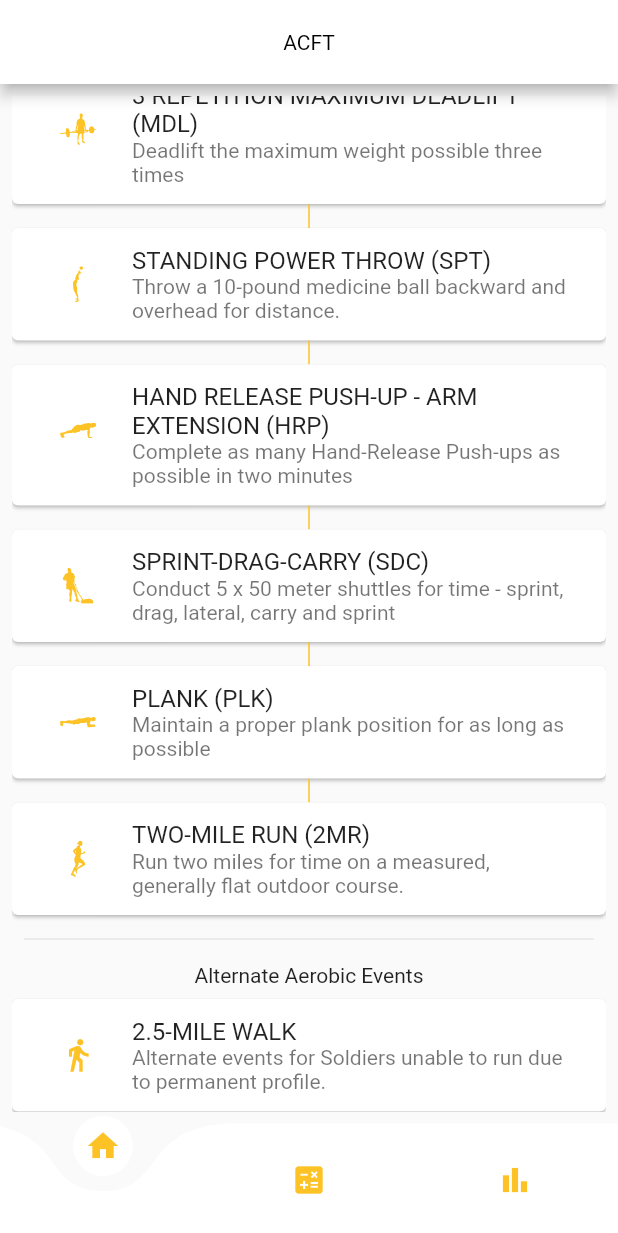
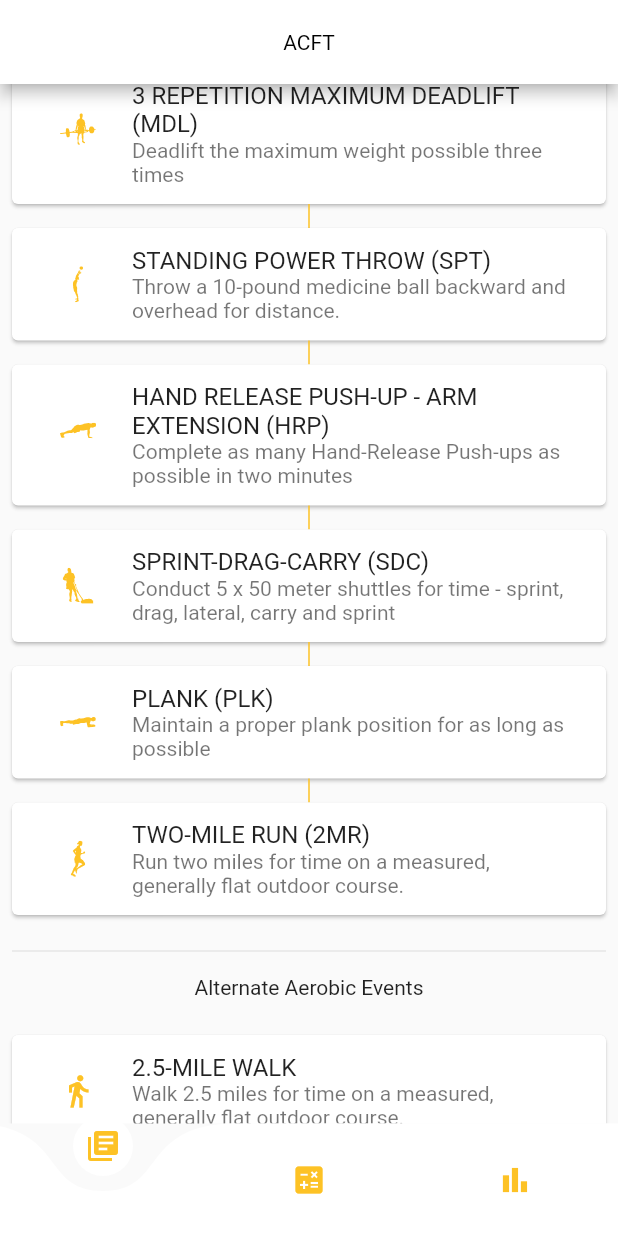
Before and after one commit to flores912/army_combat_fitness_test, a Flutter app: the screen it shows after launch, scrolled down 54 dp, on a phone screen of 412 x 824 dp. Shown: the top 1233 px of the screen. Run offline on Flutter 3.47's test engine with Material 2 defaults, Android fonts, the phone set to English and light mode, and no system bars; drawn by our look-alikes of curved_navigation_bar; our stand-ins replace flutter_svg, get, youtube_player_flutter.

Commit message:
added alt events standards

```diff
--- a/lib/databases/acft_db.dart
+++ b/lib/databases/acft_db.dart
@@ -162,91 +162,112 @@ The plank event is terminated when the Soldier touches the floor with any part o
             'The 2MR assesses the Aerobic Endurance component of fitness. Higher aerobic endurance allows a Soldier to work for long periods of time and to recover more quickly when executing repetitive physical tasks.',
         instructions:
             'The two mile run can be completed on an indoor or outdoor track, or an improved surface such as a road or sidewalk. The 2MR cannot be tested on unimproved terrain. The start and finish line will be near the same location as the test site for the other five test events. Out-and-back or lap track courses are authorized.',
-        safetyTips: '',
+        safetyTips: 'It seems like you have plenty of time to complete the 2MR, especially if you’re comparing it to the APFT standards, but this run is your last of six events, and you’ve done a full-body workout—so don’t take passing it for granted.',
         fitnessComponents: 'Aerobic endurance',
         standardEquipment:
             'Two mile run route on level field, track or running surface',
         videoPath: 'LE6z_Sc9EzU',
         eventImagePath: 'lib/assets/run.svg'),
   ];
-  List<AcftEvent>altAcftEventList=[
+  List<AcftEvent> altAcftEventList = [
     AcftEvent(
         eventName: '2.5-MILE WALK',
+        subtitle:
+            'Walk 2.5 miles for time on a measured, generally flat outdoor course.',
+        description:
+            'The 2.5 mile walk was the newest addition to the ACFT alternate events. The 2.5 Mile walk is for Soldiers who are not able to perform the other alternate events (Row, Bike, or Swim). ',
+        instructions:
+            'The 2.5 mile walk can be completed on an indoor or outdoor track, or an improved surface such as a road or sidewalk. The 2.5 mile walk cannot be tested on unimproved terrain. The start and finish line will be near the same location as the test site for the other events. Out-and-back or lap track courses are authorized.',
+        safetyTips: '',
+        fitnessComponents: 'Aerobic endurance',
+        standardEquipment:
+            '2.5 mile walk route on level field, track or running surface.',
+        videoPath: 'g321hildFC0',//TODO: FIND A VIDEO GOING OVER THE WALK FOR THE 2.5 MILE WALK!!!
+        eventImagePath: ''),
+    AcftEvent(
+        eventName: '5K ROW',
+        subtitle:
+            'Row 5,000 meters in a rowing machine for time.',
+        description:
+          '''
+          The 5,000-Meter Row measures your level of aerobic fitness.You must complete the 5,000-meter distance. You will be scored on your time.
+''',
+        instructions:
+        '''
+        There are no exceptions to the modified ACFT testing sequence or protocols.
+Soldiers on permanent profiles must be cleared by the medical provider before taking the modified ACFT.
+The stationary row and bike machines must have:
+- Adjustable resistance and must be available for training and testing.
+- Seat handles and foot straps (must be adjusted to accommodate soldiers of different sizes).
+- An odometer.
+- sGood working order / calibrated prior to testing.
+
+            The OIC or NCOIC should attempt to start the 5000 meter row test within 10 minutes or as soon as possible.
+The test OIC or NCOIC is responsible for inspecting and validating that the stationary rower is serviceable and that the odometer is functioning correctly.
+The resistance should be set at the mid-level between low and high.
+You will take a seated position on the rower.
+Ready to begin on the command “GO” the clock will start.
+You should begin rowing at your own pace.
+You may rest at any point during the 5000 meter row, BUT may not dismount the rower.
+SM will be scored on your ability to complete the 5000 meter row as fast as possible.
+SM will receive more points the faster they finish. (Standards – soon to come)
+''',
+        safetyTips: 'Do a complete stroke each time you row. The rowing machine measures your distance, so don’t stop yourself shy—extend your arms all the way forward (until you’re almost touching the machine) and lean all the way back so that your body is almost parallel to the ground. Pull the handles to your chest, not your bellybutton.',
+        fitnessComponents: 'Aerobic endurance',
+        standardEquipment: 'Rowing machine with mechanically adjustable resistance, and the seat, handles, and foot straps have to be adjustable, too. The rowing machine must be equipped with an odometer, and it has to be calibrated before the test.',
+        videoPath: 'ojEtzsWSutw',
+        eventImagePath: 'lib/assets/row.svg'),
+    AcftEvent(
+        eventName: '12K BIKE',
+        subtitle:
+            'Cycle 12,000 meters in a stationary bike machine for time.',
+        description:
+            'If you are not able to perform the 2 Mile Run event you will have to choose one of the following Alternate Events: 2.5-MILE WALK, 5K ROW, 12K BIKE, or 1K SWIM',
+        instructions:
+
+            '''
+The 12,000-Meter Bike event is another way the Army can measure your cardiovascular fitness. The bike event requires a stationary bike with an adjustable seat and handlebars so it can accommodate soldiers of different heights. The bike has to be equipped with an odometer and a stationary cycle ergometer.
+You get a short warm-up period and time to adjust the seat and handlebars. Your event supervisor reads you these instructions:
+
+The 12,000-Meter Bike measures your level of aerobic fitness. On the command “Go,” the clock will start and you will begin pedaling at your own pace. You must complete the 15,000-meter distance in 25 minutes or less. You will be scored on your time. What are your questions about this event?
+
+Then, on the command of “Get set,” grab your handlebars and get ready for the “Go” command. Your time starts on the “Go” command, and your test timer calls out the time remaining every 30 seconds during the last two minutes of allowable time. You must cover 12,000 meters within 25 minutes.''',
+        safetyTips: 'Take some time to adjust the bike to your body before your event starts. You don’t want to stop during the test to tweak it because that cuts into your time',
+        fitnessComponents: 'Aerobic endurance',
+        standardEquipment:
+            'Stationary Bike with an adjustable seat and handlebars so it can accommodate soldiers of different heights. The bike has to be equipped with an odometer and a stationary cycle ergometer.',
+        videoPath: 'qq8eiJil9Jg',
+        eventImagePath: 'lib/assets/bike.svg'),
+    AcftEvent(
+        eventName: '1K SWIM',
         subtitle:
             'Alternate events for Soldiers unable to run due to permanent profile.',
         description:
             'If you are not able to perform the 2 Mile Run event you will have to choose one of the following Alternate Events: 2.5-MILE WALK, 5K ROW, 12K BIKE, or 1K SWIM',
         instructions:
-      'There are no exceptions to the modified ACFT testing sequence or protocols.Soldiers on permanent profiles must be cleared by the medical provider before taking the modified ACFT.The stationary row and bike machines must have: '
             '''
--Adjustable resistance and must be available for training and testing.
--Seat handles and foot straps (must be adjusted to accommodate soldiers of different sizes).
--An odometer.Good working order / calibrated prior to testing''',
-      safetyTips: '',
+The 1,000-Meter Swim is the third option available on the ACFT MOD. The swim event has to take place in a pool with a 25-meter lane and a minimum depth of 1 meter. This one requires a lot of personnel: You need an event supervisor, one scorer for every three soldiers, a timer and a backup timer, and support personnel who are there to ensure safety. The event supervisor can’t be a scorer, either.
+You get a few minutes in the pool to acclimate and warm up before your event supervisor reads these instructions:
+
+The 1,000-Meter Swim measures your level of aerobic fitness. You will begin in the water; no diving is allowed. At the start, your body must be in contact with the wall of the pool. On the command “Go,” the clock will start. You should then begin swimming at your own pace, using any stroke or combination of strokes you wish. You must swim [appropriate number based on lap length] laps to complete this distance. You must touch the wall of the pool at each end of the pool as you turn. Any type of turn is authorized. You must complete the 1,000-meter distance in 25 minutes. You will be scored on time. Walking on the bottom to recuperate is authorized. Swimming goggles, swim caps, and civilian swimming attire are permitted, but no other equipment is authorized. What are your questions about this event?
+
+When you hear the command “Get set,” you have to position yourself in the pool holding the wall, with your body in contact with the wall—that’s the start position for this event. On the command of “Go,” you can start swimming. You can use any stroke you want (including a combination of strokes). At the end of each 25-meter lap, you have to touch the pool’s wall as you turn around.''',
+        safetyTips: 'Pace yourself and work with your best strokes (the ones that allow you to cover the most distance with the least effort on your part). Your grader tells you how many laps you need to do to reach 1,000 meters and keeps track of how many you’ve done, but keeping track yourself is a good idea.',
         fitnessComponents: 'Aerobic endurance',
-      standardEquipment: '2.5 mile walk route on level field, track or running surface.',
-      videoPath: 'LE6z_Sc9EzU',
-      eventImagePath: ''),
-    AcftEvent(
-        eventName: '2.5-MILE WALK',
-        subtitle:
-        'Alternate events for Soldiers unable to run due to permanent profile.',
-        description:
-        'If you are not able to perform the 2 Mile Run event you will have to choose one of the following Alternate Events: 2.5-MILE WALK, 5K ROW, 12K BIKE, or 1K SWIM',
-        instructions:
-        'There are no exceptions to the modified ACFT testing sequence or protocols.Soldiers on permanent profiles must be cleared by the medical provider before taking the modified ACFT.The stationary row and bike machines must have: '
-            '''
--Adjustable resistance and must be available for training and testing.
--Seat handles and foot straps (must be adjusted to accommodate soldiers of different sizes).
--An odometer.Good working order / calibrated prior to testing''',
-        safetyTips: '',
-        fitnessComponents: 'Aerobic endurance',
-        standardEquipment:
-        'Level fiel',
-        videoPath: 'LE6z_Sc9EzU',
-        eventImagePath: ''),
-    AcftEvent(
-        eventName: '2.5-MILE WALK',
-        subtitle:
-        'Alternate events for Soldiers unable to run due to permanent profile.',
-        description:
-        'If you are not able to perform the 2 Mile Run event you will have to choose one of the following Alternate Events: 2.5-MILE WALK, 5K ROW, 12K BIKE, or 1K SWIM',
-        instructions:
-        'There are no exceptions to the modified ACFT testing sequence or protocols.Soldiers on permanent profiles must be cleared by the medical provider before taking the modified ACFT.The stationary row and bike machines must have: '
-            '''
--Adjustable resistance and must be available for training and testing.
--Seat handles and foot straps (must be adjusted to accommodate soldiers of different sizes).
--An odometer.Good working order / calibrated prior to testing''',
-        safetyTips: '',
-        fitnessComponents: 'Aerobic endurance',
-        standardEquipment: '2.5 mile walk route on level field, track or running surface.',
-        videoPath: 'LE6z_Sc9EzU',
-        eventImagePath: ''),
-    AcftEvent(
-        eventName: '2.5-MILE WALK',
-        subtitle:
-        'Alternate events for Soldiers unable to run due to permanent profile.',
-        description:
-        'If you are not able to perform the 2 Mile Run event you will have to choose one of the following Alternate Events: 2.5-MILE WALK, 5K ROW, 12K BIKE, or 1K SWIM',
-        instructions:
-        'There are no exceptions to the modified ACFT testing sequence or protocols.Soldiers on permanent profiles must be cleared by the medical provider before taking the modified ACFT.The stationary row and bike machines must have: '
-            '''
--Adjustable resistance and must be available for training and testing.
--Seat handles and foot straps (must be adjusted to accommodate soldiers of different sizes).
--An odometer.Good working order / calibrated prior to testing''',
-        safetyTips: '',
-        fitnessComponents: 'Aerobic endurance',
-        standardEquipment:
-        'Level fiel',
-        videoPath: 'LE6z_Sc9EzU',
-        eventImagePath: ''),
-
+        standardEquipment: 'Pool with a 25-meter lane and a minimum depth of 1 meter',
+        videoPath: 'fh5GIcKsgyk',
+        eventImagePath: 'lib/assets/swim.svg'),
   ];
 
   List<String> genders = ['male', 'female'];
 
   List<int> ages = [for (var i = 17; i <= 62; i++) i];
 
-  List<String> cardioEvents = ['2MR', '2.5-MILE WALK','5K ROW','12K BIKE','1K SWIM'];
-
+  List<String> cardioEvents = [
+    '2MR',
+    '2.5-MILE WALK',
+    '5K ROW',
+    '12K BIKE',
+    '1K SWIM'
+  ];
 }
--- a/lib/screens/acft_event_details.dart
+++ b/lib/screens/acft_event_details.dart
@@ -141,7 +141,7 @@ class _AcftEventDetailsState extends State<AcftEventDetails> {
                               const Padding(
                                 padding: EdgeInsets.all(8.0),
                                 child: Text(
-                                  'Safety Tips',
+                                  'Tips',
                                   style: TextStyle(
                                     fontWeight: FontWeight.bold,
                                     color: Colors.black,
--- /dev/null
+++ b/lib/screens/acft_standards_screen.dart
@@ -0,0 +1,106 @@
+import 'package:army_combat_fitness_test/models/acft_event.dart';
+import 'package:army_combat_fitness_test/screens/acft_event_details.dart';
+import 'package:army_combat_fitness_test/repositories/acft_events_repository.dart';
+import 'package:flutter/material.dart';
+import '../widgets/event_card.dart';
+import 'package:get/get.dart';
+
+class AcftStandardsScreen extends StatefulWidget {
+  const AcftStandardsScreen({Key? key}) : super(key: key);
+
+  @override
+  State<AcftStandardsScreen> createState() => _AcftStandardsScreenState();
+}
+
+class _AcftStandardsScreenState extends State<AcftStandardsScreen> {
+  AcftEventsRepository acftEventsRepository = AcftEventsRepository();
+  @override
+  Widget build(BuildContext context) {
+    List<AcftEvent> acftEvents = acftEventsRepository.acftEventsList;
+    List<AcftEvent> altAcftEvents = acftEventsRepository.altAcftEventsList;
+
+    return Scaffold(
+      appBar: AppBar(
+        title: const Text('ACFT'),
+        centerTitle: true,
+      ),
+      body: ListView(
+        children: [
+          Padding(
+            padding: const EdgeInsets.all(8.0),
+            child: Text('Main Events',textAlign: TextAlign.center,),
+          ),
+          Padding(
+            padding: const EdgeInsets.all(8.0),
+            child: ListView.builder(
+                primary: false,
+                shrinkWrap: true,
+                itemCount: acftEvents.length,
+                itemBuilder: (context, index) {
+                  final acftEvent = acftEvents[index];
+                  return EventCard(
+                      acftEvent: acftEvent,
+                      onTap: () =>
+                          Get.to(AcftEventDetails(acftEvent: acftEvent)));
+                }),
+          ),
+          Padding(
+            padding: const EdgeInsets.all(8.0),
+            child: Divider(),
+          ),
+          Padding(
+            padding: const EdgeInsets.fromLTRB(0,0,0,8),
+            child: Text('Alternate Aerobic Events',textAlign: TextAlign.center,),
+          ),
+          //TODO:MAKE A LISTVIEW WITH ITEM BUILDER FOR ALT EVENTS TOO
+          Padding(
+            padding: const EdgeInsets.all(8.0),
+            child: ListView(
+              primary: false,
+              shrinkWrap: true,
+              children: [
+              Padding(
+                padding: const EdgeInsets.symmetric(vertical: 8,horizontal: 0),
+                child: EventCard(
+                  acftEvent: altAcftEvents[0],
+                  onTap: () => Get.to(
+                    AcftEventDetails(acftEvent: altAcftEvents[0]),
+                  ),
+                ),
+              ),
+              Padding(
+                padding: const EdgeInsets.symmetric(vertical: 8,horizontal: 0),
+                child: EventCard(
+                  acftEvent: altAcftEvents[1],
+                  onTap: () => Get.to(
+                    AcftEventDetails(acftEvent: altAcftEvents[1]),
+                  ),
+                ),
+              ),
+                Padding(
+                  padding: const EdgeInsets.symmetric(vertical: 8,horizontal: 0),
+                  child: EventCard(
+                    acftEvent: altAcftEvents[2],
+                    onTap: () => Get.to(
+                      AcftEventDetails(acftEvent: altAcftEvents[2]),
+                    ),
+                  ),
+                ),
+                Padding(
+                  padding: const EdgeInsets.symmetric(vertical: 8,horizontal: 0),
+                  child: EventCard(
+                    acftEvent: altAcftEvents[3],
+                    onTap: () => Get.to(
+                      AcftEventDetails(acftEvent: altAcftEvents[3]),
+                    ),
+                  ),
+                ),
+
+            ],),
+          ),
+
+        ],
+      ),
+    );
+  }
+}
--- a/lib/screens/calculator_screen.dart
+++ b/lib/screens/calculator_screen.dart
@@ -838,7 +838,7 @@ class _CalculatorScreenState extends State<CalculatorScreen> {
                   //reversed due to min and max values
                   Directionality(
                     textDirection: TextDirection.rtl,
-                    child: Slider(
+                    child:Slider(
                       thumbColor: MyThemes.kAccentColor,
                       inactiveColor: MyThemes.kAccentColor,
                       activeColor: MyThemes.kAccentColor.withOpacity(.1),
--- a/lib/screens/home_screen.dart
+++ /dev/null
@@ -1,64 +0,0 @@
-import 'package:army_combat_fitness_test/models/acft_event.dart';
-import 'package:army_combat_fitness_test/screens/acft_event_details.dart';
-import 'package:army_combat_fitness_test/repositories/acft_events_repository.dart';
-import 'package:flutter/material.dart';
-import '../widgets/event_card.dart';
-import 'package:get/get.dart';
-
-class HomeScreen extends StatefulWidget {
-  const HomeScreen({Key? key}) : super(key: key);
-
-  @override
-  State<HomeScreen> createState() => _HomeScreenState();
-}
-
-class _HomeScreenState extends State<HomeScreen> {
-  AcftEventsRepository acftEventsRepository = AcftEventsRepository();
-  @override
-  Widget build(BuildContext context) {
-    List<AcftEvent> acftEvents = acftEventsRepository.acftEventsList;
-    List<AcftEvent> altAcftEvents = acftEventsRepository.altAcftEventsList;
-
-    return Scaffold(
-      appBar: AppBar(
-        title: const Text('ACFT'),
-        centerTitle: true,
-      ),
-      body: Padding(
-          padding: const EdgeInsets.all(8.0),
-          child: ListView(
-            children: [
-              Padding(
-                padding: const EdgeInsets.all(8.0),
-                child: Text('Main Events',textAlign: TextAlign.center,),
-              ),
-              ListView.builder(
-                  primary: false,
-                  shrinkWrap: true,
-                  itemCount: acftEvents.length,
-                  itemBuilder: (context, index) {
-                    final acftEvent = acftEvents[index];
-                    return EventCard(
-                        acftEvent: acftEvent,
-                        onTap: () =>
-                            Get.to(AcftEventDetails(acftEvent: acftEvent)));
-                  }),
-              Padding(
-                padding: const EdgeInsets.all(8.0),
-                child: Divider(),
-              ),
-              Padding(
-                padding: const EdgeInsets.fromLTRB(0,0,0,8),
-                child: Text('Alternate Aerobic Events',textAlign: TextAlign.center,),
-              ),
-              EventCard(
-                acftEvent: altAcftEvents[0],
-                onTap: () => Get.to(
-                  AcftEventDetails(acftEvent: altAcftEvents[0]),
-                ),
-              ),
-            ],
-          )),
-    );
-  }
-}
--- a/lib/screens/main_screen.dart
+++ b/lib/screens/main_screen.dart
@@ -1,8 +1,9 @@
 import 'package:army_combat_fitness_test/screens/calculator_screen.dart';
-import 'package:army_combat_fitness_test/screens/home_screen.dart';
+import 'package:army_combat_fitness_test/screens/acft_standards_screen.dart';
 import 'package:army_combat_fitness_test/screens/statistics_screen.dart';
 import 'package:flutter/material.dart';
 import 'package:curved_navigation_bar/curved_navigation_bar.dart';
+import 'package:flutter_svg/svg.dart';
 
 class MainScreen extends StatefulWidget {
   const MainScreen({Key? key}) : super(key: key);
@@ -14,7 +15,7 @@ class MainScreen extends StatefulWidget {
 class _MainScreenState extends State<MainScreen> {
   int currentIndex = 0;
   final screens = [
-    const HomeScreen(),
+    const AcftStandardsScreen(),
     const CalculatorScreen(),
     const StatisticsScreen()
   ];
@@ -33,8 +34,8 @@ class _MainScreenState extends State<MainScreen> {
         color:Theme.of(context).bottomAppBarColor,
         index: currentIndex,
         onTap: (index) => setState(() => currentIndex = index),
-        items: const [
-          Icon(Icons.home),
+        items:const
+        [ Icon(Icons.library_books),
           Icon(Icons.calculate),
           Icon(Icons.bar_chart),
         ],
--- a/lib/theme_provider.dart
+++ b/lib/theme_provider.dart
@@ -14,6 +14,8 @@ class MyThemes {
     backgroundColor: Colors.grey.shade900,
     primaryColor: Colors.black,
     sliderTheme: SliderThemeData(
+      trackHeight: 10.0,
+      thumbShape: RoundSliderThumbShape(enabledThumbRadius: 10.0,),
       overlayColor: kAccentColor.withOpacity(.1),
       thumbColor: kAccentColor,
       activeTrackColor: kAccentColor,
--- a/lib/widgets/event_card.dart
+++ b/lib/widgets/event_card.dart
@@ -23,8 +23,8 @@ class EventCard extends StatelessWidget {
         GestureDetector(
           onTap: () => onTap(),
           child: Card(
-          margin: const EdgeInsets.all(0),
-          child: Padding(
+            margin: const EdgeInsets.all(0),
+            child: Padding(
               padding: const EdgeInsets.all(8.0),
               child: ListTile(
                 title: Text(
@@ -39,9 +39,13 @@ class EventCard extends StatelessWidget {
             ),
           ),
         ),
-        acftEvent.eventName != 'TWO-MILE RUN (2MR)' && acftEvent.eventName !='2.5-MILE WALK'
+        acftEvent.eventName != 'TWO-MILE RUN (2MR)' &&
+                acftEvent.eventName != '2.5-MILE WALK' &&
+                acftEvent.eventName != '5K ROW' &&
+                acftEvent.eventName != '12K BIKE' &&
+                acftEvent.eventName != '1K SWIM'
             ? Container(
-          width: 1,
+                width: 1,
                 height: 16,
                 color: MyThemes.kAccentColor,
               )
```
Also changed, not shown: lib/widgets/event_icon.dart (+9 -3 lines), lib/assets/bike.svg (added), lib/assets/icons8-brief.svg (added), lib/assets/row.svg (added), lib/assets/swim.svg (added). Lines whose indentation alone changed are shown as unchanged.
